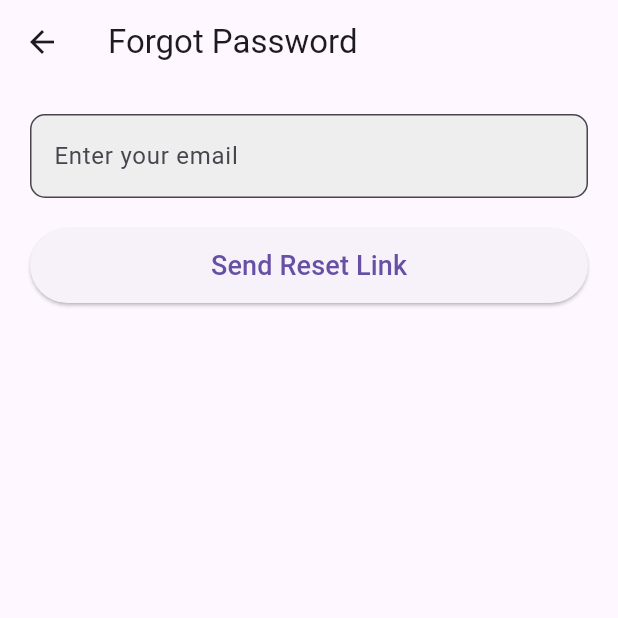
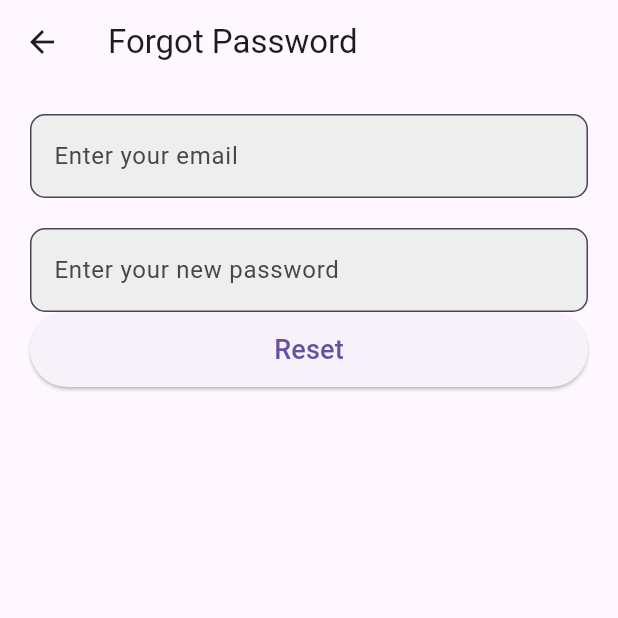
Before and after one commit to ywu256/MAPD722_Project, a Flutter app: the ForgotPasswordPage screen opened directly, on a phone screen of 412 x 824 dp, the top half of it. Run offline on Flutter 3.47's test engine with Material 3 defaults, Android fonts, the light colour scheme and no system bars.

Commit message:
Post /reset-password

```diff
--- a/lib/ForgotPasswordScreen.dart
+++ b/lib/ForgotPasswordScreen.dart
@@ -1,4 +1,6 @@
 import 'package:flutter/material.dart';
+import 'package:http/http.dart' as http;
+import 'dart:convert';
 
 class ForgotPasswordPage extends StatefulWidget {
   const ForgotPasswordPage({super.key});
@@ -8,9 +10,57 @@ class ForgotPasswordPage extends StatefulWidget {
 }
 
 class _ForgotPasswordPageState extends State<ForgotPasswordPage> {
-  final TextEditingController emailController = TextEditingController();
+  final TextEditingController usernameController = TextEditingController();
+  final TextEditingController passwordController = TextEditingController();
+  final String apiUrl = "http://localhost:3001/reset-password";
+  bool _isPasswordVisible = false;
+  bool _isLoading = false;
 
-  void _sendResetEmail() {}
+  Future<void> _resetPassword() async {
+    setState(() {
+      _isLoading = true;
+    });
+
+    final String username = usernameController.text.trim();
+    final String password = passwordController.text.trim();
+
+    if (username.isEmpty || password.isEmpty) {
+      _showMessage("Please enter both email and new password");
+      setState(() {
+        _isLoading = false;
+      });
+      return;
+    }
+
+    try {
+      final response = await http.post(
+        Uri.parse(apiUrl),
+        headers: {"Content-Type": "application/json"},
+        body: jsonEncode({"email": username, "newPassword": password}),
+      );
+
+      final responseData = jsonDecode(response.body);
+
+      if (response.statusCode == 200) {
+        _showMessage("Reset $username successfully!");
+        Navigator.pop(context);
+      } else {
+        _showMessage(responseData["message"] ?? "Failed to reset password");
+      }
+    } catch (error) {
+      _showMessage("Network error, please try again");
+    }
+
+    setState(() {
+      _isLoading = false;
+    });
+  }
+
+  void _showMessage(String message) {
+    ScaffoldMessenger.of(context).showSnackBar(
+      SnackBar(content: Text(message)),
+    );
+  }
 
   @override
   Widget build(BuildContext context) {
@@ -21,9 +71,9 @@ class _ForgotPasswordPageState extends State<ForgotPasswordPage> {
         child: Column(
           crossAxisAlignment: CrossAxisAlignment.start,
           children: [
-            /*----- Email Password -----*/
+            /*----- Email -----*/
             TextField(
-              controller: emailController,
+              controller: usernameController,
               keyboardType: TextInputType.emailAddress,
               decoration: InputDecoration(
                 hintText: "Enter your email",
@@ -34,14 +84,26 @@ class _ForgotPasswordPageState extends State<ForgotPasswordPage> {
             ),
             const SizedBox(height: 20),
 
+            /*----- Password -----*/
+            TextField(
+              controller: passwordController,
+              obscureText: !_isPasswordVisible,
+              decoration: InputDecoration(
+                hintText: "Enter your new password",
+                border: OutlineInputBorder(borderRadius: BorderRadius.circular(10)),
+                filled: true,
+                fillColor: Colors.grey[200],
+              ),
+            ),
+
             /*----- Button -----*/
             Center(
               child: SizedBox(
                 width: double.infinity,
                 height: 50,
                 child: ElevatedButton(
-                  onPressed: _sendResetEmail,
-                  child: const Text("Send Reset Link", style: TextStyle(fontSize: 18)),
+                  onPressed: _isLoading ? null : _resetPassword,
+                  child: const Text("Reset", style: TextStyle(fontSize: 18)),
                 ),
               ),
             ),
```
